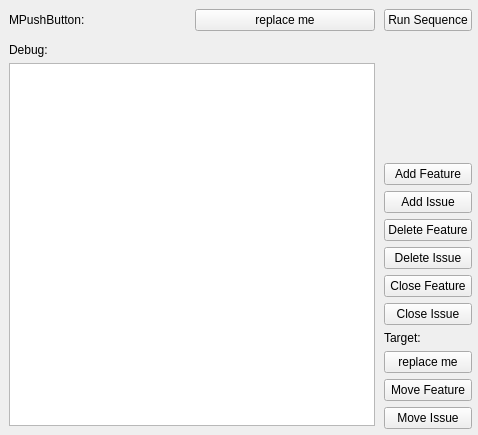
skriticos/nelia1, file standalone/milestonecontrol/test.ui: the form before one commit.
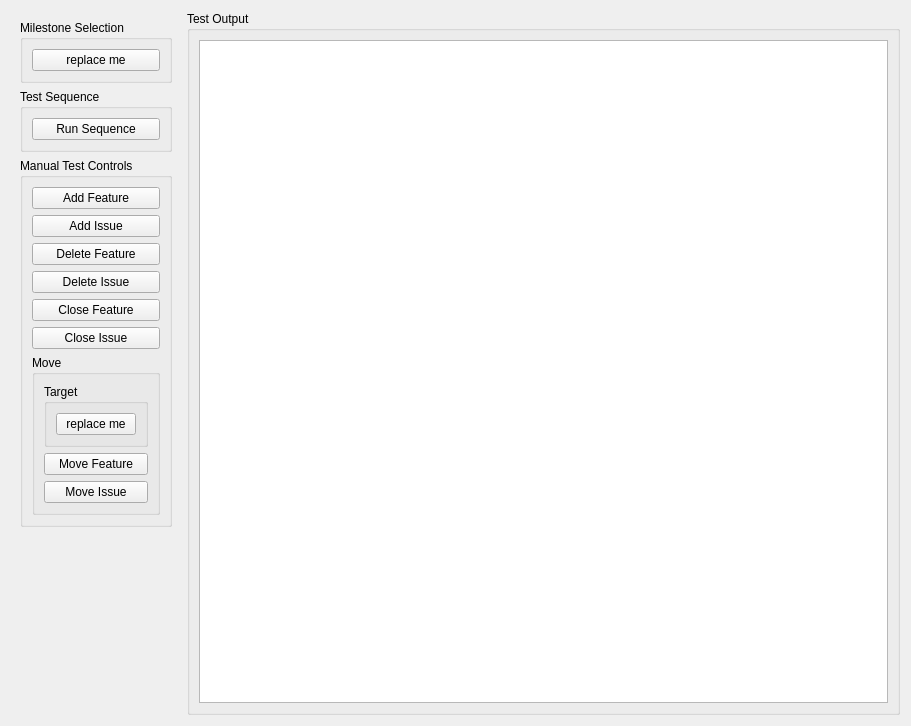
The form after the commit.

The edit to the form file:
```diff
--- a/standalone/milestonecontrol/test.ui
+++ b/standalone/milestonecontrol/test.ui
@@ -6,164 +6,173 @@
    <rect>
     <x>0</x>
     <y>0</y>
-    <width>478</width>
-    <height>435</height>
+    <width>911</width>
+    <height>726</height>
    </rect>
   </property>
   <property name="windowTitle">
    <string>MilestoneCtrl Test</string>
   </property>
-  <layout class="QGridLayout" name="gridLayout_4">
-   <property name="margin">
-    <number>6</number>
-   </property>
+  <layout class="QGridLayout" name="gridLayout_8">
    <item row="0" column="0">
-    <widget class="QWidget" name="widget" native="true">
+    <widget class="QWidget" name="widget_4" native="true">
+     <layout class="QGridLayout" name="gridLayout_7">
+      <item row="0" column="0">
+       <widget class="QGroupBox" name="groupBox">
+        <property name="title">
+         <string>Milestone Selection</string>
+        </property>
+        <layout class="QGridLayout" name="gridLayout_4">
+         <item row="0" column="0">
+          <widget class="QPushButton" name="xx_selection">
+           <property name="text">
+            <string>replace me</string>
+           </property>
+          </widget>
+         </item>
+        </layout>
+       </widget>
+      </item>
+      <item row="1" column="0">
+       <widget class="QGroupBox" name="groupBox_2">
+        <property name="title">
+         <string>Test Sequence</string>
+        </property>
+        <layout class="QGridLayout" name="gridLayout">
+         <item row="0" column="0">
+          <widget class="QPushButton" name="xx_run_sequence">
+           <property name="text">
+            <string>Run Sequence</string>
+           </property>
+          </widget>
+         </item>
+        </layout>
+       </widget>
+      </item>
+      <item row="2" column="0">
+       <widget class="QGroupBox" name="groupBox_3">
+        <property name="title">
+         <string>Manual Test Controls</string>
+        </property>
+        <layout class="QGridLayout" name="gridLayout_6">
+         <item row="0" column="0">
+          <widget class="QPushButton" name="xx_add_feature">
+           <property name="text">
+            <string>Add Feature</string>
+           </property>
+          </widget>
+         </item>
+         <item row="1" column="0">
+          <widget class="QPushButton" name="xx_add_issue">
+           <property name="text">
+            <string>Add Issue</string>
+           </property>
+          </widget>
+         </item>
+         <item row="2" column="0">
+          <widget class="QPushButton" name="xx_delete_feature">
+           <property name="text">
+            <string>Delete Feature</string>
+           </property>
+          </widget>
+         </item>
+         <item row="3" column="0">
+          <widget class="QPushButton" name="xx_delete_issue">
+           <property name="text">
+            <string>Delete Issue</string>
+           </property>
+          </widget>
+         </item>
+         <item row="4" column="0">
+          <widget class="QPushButton" name="xx_close_feature">
+           <property name="text">
+            <string>Close Feature</string>
+           </property>
+          </widget>
+         </item>
+         <item row="5" column="0">
+          <widget class="QPushButton" name="xx_close_issue">
+           <property name="text">
+            <string>Close Issue</string>
+           </property>
+          </widget>
+         </item>
+         <item row="6" column="0">
+          <widget class="QGroupBox" name="groupBox_4">
+           <property name="title">
+            <string>Move</string>
+           </property>
+           <layout class="QGridLayout" name="gridLayout_5">
+            <item row="0" column="0">
+             <widget class="QGroupBox" name="groupBox_5">
+              <property name="title">
+               <string>Target</string>
+              </property>
+              <layout class="QGridLayout" name="gridLayout_2">
+               <item row="0" column="0">
+                <widget class="QPushButton" name="xx_move_target">
+                 <property name="text">
+                  <string>replace me</string>
+                 </property>
+                </widget>
+               </item>
+              </layout>
+             </widget>
+            </item>
+            <item row="1" column="0">
+             <widget class="QPushButton" name="xx_move_feature">
+              <property name="text">
+               <string>Move Feature</string>
+              </property>
+             </widget>
+            </item>
+            <item row="2" column="0">
+             <widget class="QPushButton" name="xx_move_issue">
+              <property name="text">
+               <string>Move Issue</string>
+              </property>
+             </widget>
+            </item>
+           </layout>
+          </widget>
+         </item>
+        </layout>
+       </widget>
+      </item>
+      <item row="3" column="0">
+       <spacer name="verticalSpacer">
+        <property name="orientation">
+         <enum>Qt::Vertical</enum>
+        </property>
+        <property name="sizeHint" stdset="0">
+         <size>
+          <width>20</width>
+          <height>144</height>
+         </size>
+        </property>
+       </spacer>
+      </item>
+     </layout>
+    </widget>
+   </item>
+   <item row="0" column="1">
+    <widget class="QGroupBox" name="groupBox_6">
      <property name="sizePolicy">
-      <sizepolicy hsizetype="Expanding" vsizetype="Preferred">
+      <sizepolicy hsizetype="Minimum" vsizetype="Preferred">
        <horstretch>0</horstretch>
        <verstretch>0</verstretch>
       </sizepolicy>
      </property>
-     <layout class="QGridLayout" name="gridLayout">
-      <property name="margin">
-       <number>3</number>
-      </property>
-      <item row="0" column="0">
-       <widget class="QLabel" name="label">
-        <property name="text">
-         <string>MPushButton:</string>
-        </property>
-       </widget>
-      </item>
-      <item row="0" column="1">
-       <widget class="QPushButton" name="xx_selection">
-        <property name="text">
-         <string>replace me</string>
-        </property>
-       </widget>
-      </item>
-     </layout>
-    </widget>
-   </item>
-   <item row="2" column="1">
-    <widget class="QPushButton" name="xx_add_feature">
-     <property name="text">
-      <string>Add Feature</string>
+     <property name="title">
+      <string>Test Output</string>
      </property>
-    </widget>
-   </item>
-   <item row="1" column="1">
-    <spacer name="verticalSpacer_2">
-     <property name="orientation">
-      <enum>Qt::Vertical</enum>
-     </property>
-     <property name="sizeHint" stdset="0">
-      <size>
-       <width>20</width>
-       <height>181</height>
-      </size>
-     </property>
-    </spacer>
-   </item>
-   <item row="1" column="0" rowspan="8">
-    <widget class="QWidget" name="widget_3" native="true">
      <layout class="QGridLayout" name="gridLayout_3">
-      <property name="margin">
-       <number>3</number>
-      </property>
       <item row="0" column="0">
-       <widget class="QLabel" name="label_4">
-        <property name="text">
-         <string>Debug:</string>
-        </property>
-       </widget>
-      </item>
-      <item row="1" column="0">
        <widget class="QPlainTextEdit" name="xx_debug"/>
       </item>
      </layout>
     </widget>
    </item>
-   <item row="8" column="1">
-    <widget class="QWidget" name="widget_2" native="true">
-     <layout class="QGridLayout" name="gridLayout_2">
-      <property name="margin">
-       <number>0</number>
-      </property>
-      <item row="3" column="0">
-       <widget class="QPushButton" name="xx_move_feature">
-        <property name="text">
-         <string>Move Feature</string>
-        </property>
-       </widget>
-      </item>
-      <item row="2" column="0">
-       <widget class="QPushButton" name="xx_move_target">
-        <property name="text">
-         <string>replace me</string>
-        </property>
-       </widget>
-      </item>
-      <item row="1" column="0">
-       <widget class="QLabel" name="label_2">
-        <property name="text">
-         <string>Target:</string>
-        </property>
-       </widget>
-      </item>
-      <item row="4" column="0">
-       <widget class="QPushButton" name="xx_move_issue">
-        <property name="text">
-         <string>Move Issue</string>
-        </property>
-       </widget>
-      </item>
-     </layout>
-    </widget>
-   </item>
-   <item row="0" column="1">
-    <widget class="QPushButton" name="xx_run_sequence">
-     <property name="text">
-      <string>Run Sequence</string>
-     </property>
-    </widget>
-   </item>
-   <item row="4" column="1">
-    <widget class="QPushButton" name="xx_delete_feature">
-     <property name="text">
-      <string>Delete Feature</string>
-     </property>
-    </widget>
-   </item>
-   <item row="3" column="1">
-    <widget class="QPushButton" name="xx_add_issue">
-     <property name="text">
-      <string>Add Issue</string>
-     </property>
-    </widget>
-   </item>
-   <item row="6" column="1">
-    <widget class="QPushButton" name="xx_close_feature">
-     <property name="text">
-      <string>Close Feature</string>
-     </property>
-    </widget>
-   </item>
-   <item row="5" column="1">
-    <widget class="QPushButton" name="xx_delete_issue">
-     <property name="text">
-      <string>Delete Issue</string>
-     </property>
-    </widget>
-   </item>
-   <item row="7" column="1">
-    <widget class="QPushButton" name="xx_close_issue">
-     <property name="text">
-      <string>Close Issue</string>
-     </property>
-    </widget>
-   </item>
   </layout>
  </widget>
  <resources/>
```
